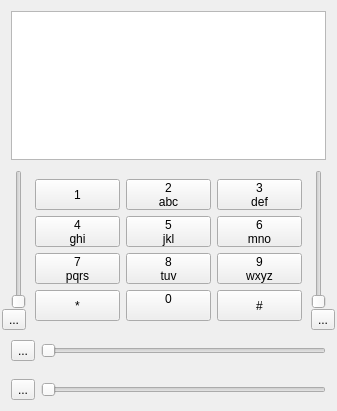
This is src/ui/sflphone_kdeview_base.ui in KDE/ring-kde as Qt 5 draws it before an edit. The edited form follows.
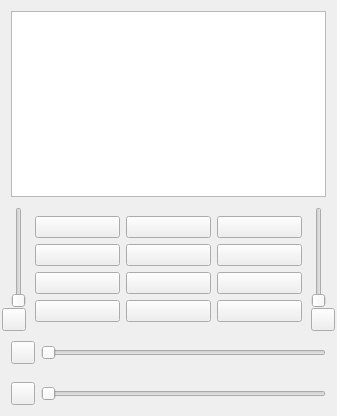
This is the edited form. Icons and pictures are not drawn.

Diff of the .ui file:
```diff
--- a/src/ui/sflphone_kdeview_base.ui
+++ b/src/ui/sflphone_kdeview_base.ui
@@ -7,7 +7,7 @@
     <x>0</x>
     <y>0</y>
     <width>337</width>
-    <height>411</height>
+    <height>416</height>
    </rect>
   </property>
   <property name="windowTitle">
@@ -147,7 +147,7 @@
          <item>
           <widget class="QToolButton" name="toolButton_recVol">
            <property name="text">
-            <string>...</string>
+            <string/>
            </property>
            <property name="icon">
             <iconset>
@@ -181,7 +181,7 @@
             </size>
            </property>
            <property name="text">
-            <string>1</string>
+            <string/>
            </property>
           </widget>
          </item>
@@ -200,11 +200,7 @@
             </size>
            </property>
            <property name="text">
-            <string>2
-abc</string>
-           </property>
-           <property name="shortcut">
-            <string>2</string>
+            <string/>
            </property>
           </widget>
          </item>
@@ -217,8 +213,7 @@
             </sizepolicy>
            </property>
            <property name="text">
-            <string>3
-def</string>
+            <string/>
            </property>
           </widget>
          </item>
@@ -231,8 +226,7 @@
             </sizepolicy>
            </property>
            <property name="text">
-            <string>4
-ghi</string>
+            <string/>
            </property>
           </widget>
          </item>
@@ -245,8 +239,7 @@
             </sizepolicy>
            </property>
            <property name="text">
-            <string>5
-jkl</string>
+            <string/>
            </property>
           </widget>
          </item>
@@ -259,8 +252,7 @@
             </sizepolicy>
            </property>
            <property name="text">
-            <string>6
-mno</string>
+            <string/>
            </property>
           </widget>
          </item>
@@ -273,8 +265,7 @@
             </sizepolicy>
            </property>
            <property name="text">
-            <string>7
-pqrs</string>
+            <string/>
            </property>
           </widget>
          </item>
@@ -287,8 +278,7 @@
             </sizepolicy>
            </property>
            <property name="text">
-            <string>8
-tuv</string>
+            <string/>
            </property>
           </widget>
          </item>
@@ -301,8 +291,7 @@
             </sizepolicy>
            </property>
            <property name="text">
-            <string>9
-wxyz</string>
+            <string/>
            </property>
           </widget>
          </item>
@@ -315,7 +304,7 @@
             </sizepolicy>
            </property>
            <property name="text">
-            <string>*</string>
+            <string/>
            </property>
           </widget>
          </item>
@@ -328,8 +317,7 @@
             </sizepolicy>
            </property>
            <property name="text">
-            <string>0
-</string>
+            <string/>
            </property>
           </widget>
          </item>
@@ -342,7 +330,7 @@
             </sizepolicy>
            </property>
            <property name="text">
-            <string>#</string>
+            <string/>
            </property>
           </widget>
          </item>
@@ -392,7 +380,7 @@
          <item>
           <widget class="QToolButton" name="toolButton_sndVol">
            <property name="text">
-            <string>...</string>
+            <string/>
            </property>
            <property name="icon">
             <iconset>
@@ -430,7 +418,7 @@
          <item>
           <widget class="QToolButton" name="toolButton_recVolAlone">
            <property name="text">
-            <string>...</string>
+            <string/>
            </property>
            <property name="icon">
             <iconset>
@@ -457,7 +445,7 @@
          <item>
           <widget class="QToolButton" name="toolButton_sndVolAlone">
            <property name="text">
-            <string>...</string>
+            <string/>
            </property>
            <property name="icon">
             <iconset>
```
